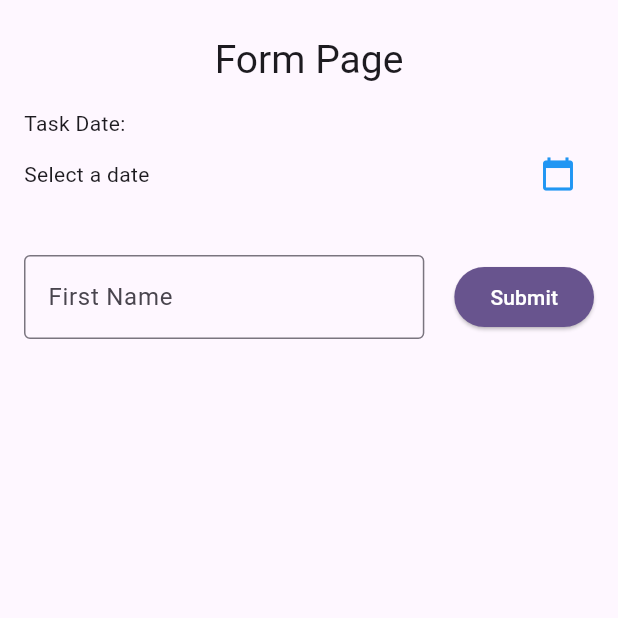
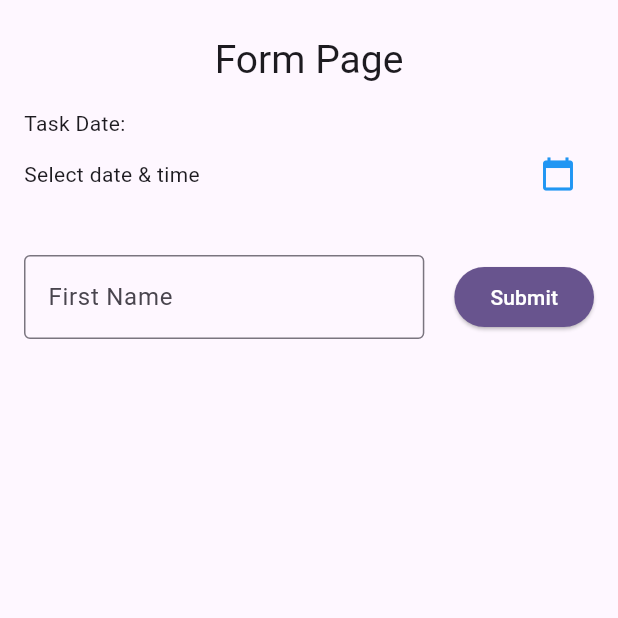
Before and after one commit to Muhammadalif1213/TodoApp_0075, a Flutter app: the screen it shows after launch, on a phone screen of 412 x 824 dp, the top half of it. Run offline on Flutter 3.47's test engine with Material 3 defaults, Android fonts, the phone set to English and light mode, and no system bars.

Commit message:
menggunakan fungsi pickDateTime untuk mengambil data waktu dan menampilkannya ketika sudah diambil

```diff
--- a/lib/todo_app_page.dart
+++ b/lib/todo_app_page.dart
@@ -69,9 +69,11 @@ class _TodoWidgetState extends State<TodoWidget> {
                     Row(
                       mainAxisAlignment: MainAxisAlignment.spaceBetween,
                       children: [
-                        Text('Select a date'),
+                        Text(_selectedDateTime == null
+                              ? "Select date & time"
+                              : DateFormat('dd-MM-yyyy HH:mm').format(_selectedDateTime!)),
                         IconButton(
-                          onPressed: () {},
+                          onPressed: pickDateTime,
                           icon: Icon(Icons.calendar_today),
                           color: Colors.blue,
                         ),
```
